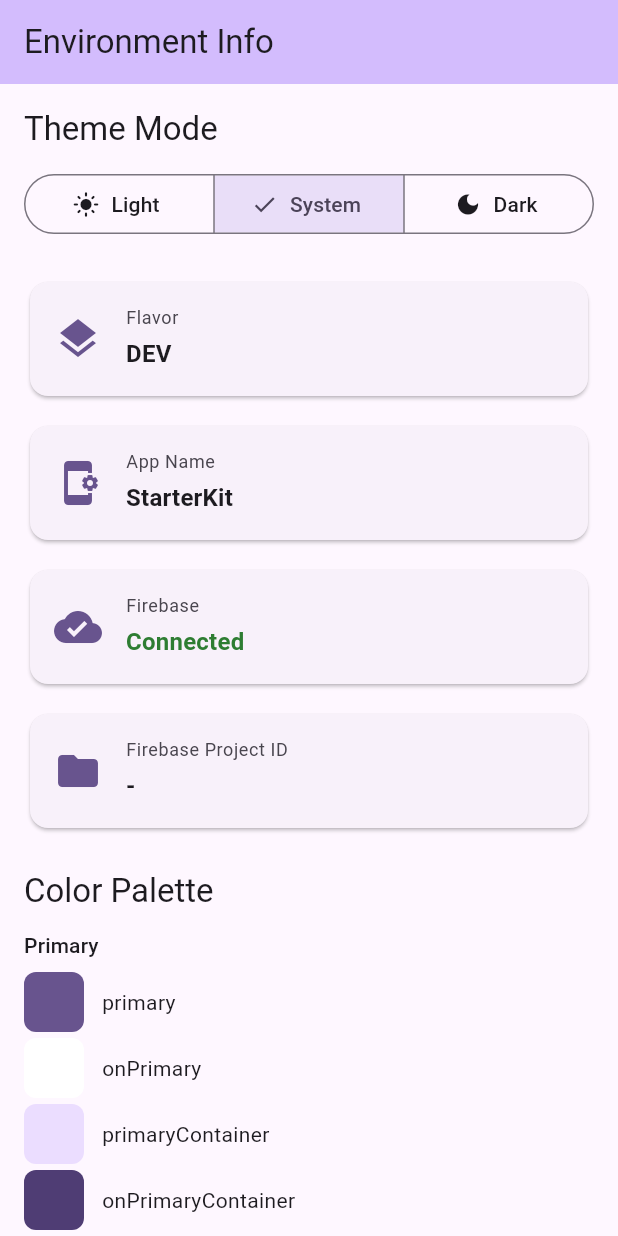
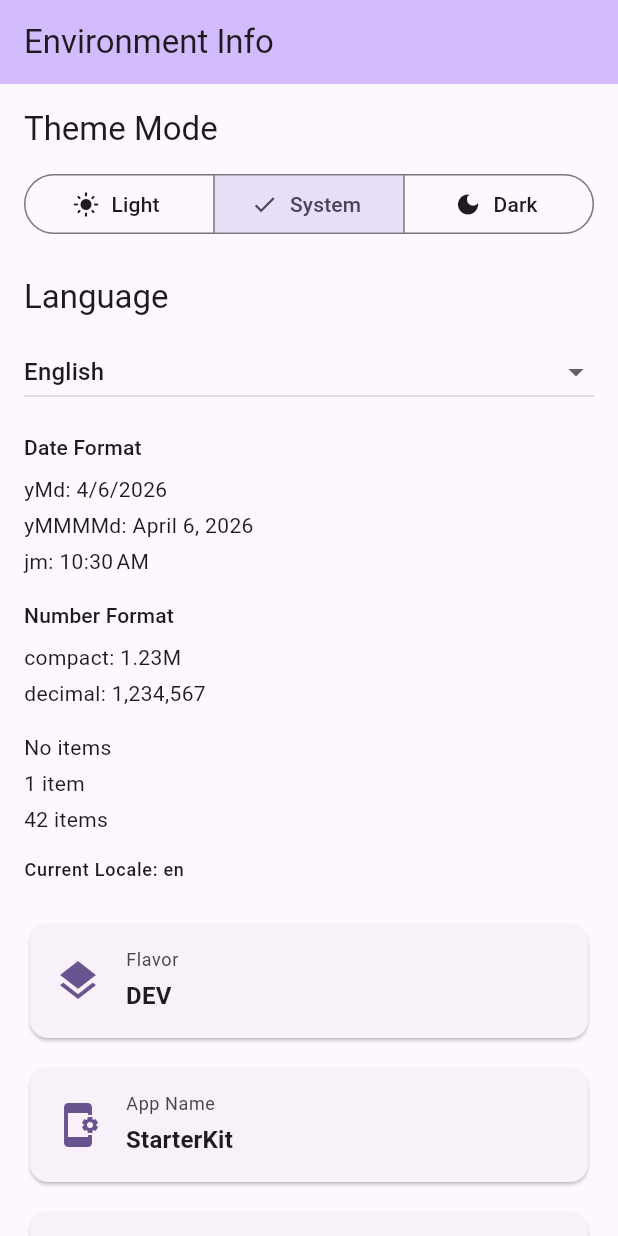
Before and after one commit to woodkill/flutter-firebase-starter-kit, a Flutter app: the screen it shows after launch, on a phone screen of 412 x 824 dp. Run offline on Flutter 3.47's test engine with Material 3 defaults, Android fonts, the phone set to English and light mode, and no system bars; our stand-ins replace firebase_auth, firebase_core, flutter_riverpod, freezed_annotation, gap, riverpod_annotation and 1 more; accounts and stored records are empty; generated files the repository leaves out were written again.

Commit message:
feat(04-03): EnvironmentInfoScreen i18n 전환 + 쇼케이스 섹션 추가
- 사용자 노출 문자열(AppBar 타이틀, 테마 모드, Firebase 상태 등)을 ARB 키로 교체
- _ThemeToggleSection을 ConsumerWidget으로 전환하여 ref 파라미터 제거
- _LanguageSection ConsumerWidget 추가: 언어 선택 드롭다운 + 날짜/숫자/plural 포맷 라이브 예제
- 위젯 테스트에 pumpAndSettle + skipOffstage 적용하여 l10n + 스크롤 대응

Co-Authored-By: Claude Opus 4.6 (1M context) <noreply@anthropic.com>

```diff
--- a/lib/features/home/presentation/environment_info_screen.dart
+++ b/lib/features/home/presentation/environment_info_screen.dart
@@ -2,15 +2,20 @@ import 'package:flutter/material.dart';
 import 'package:flutter_riverpod/flutter_riverpod.dart';
 import 'package:gap/gap.dart';
 
+import '../../../core/l10n/intl_extensions.dart';
+import '../../../core/l10n/l10n_extensions.dart';
+import '../../../core/providers/locale_provider.dart';
 import '../../../core/providers/theme_provider.dart';
 import '../../../core/theme/theme_extensions.dart';
+import '../../../l10n/generated/app_localizations.dart';
 
 /// 현재 빌드 환경 정보와 디자인 토큰 쇼케이스를 표시하는 화면.
 ///
 /// Flavor, App Name, Firebase 연결 상태, Firebase Project ID를
 /// 카드 형태로 표시하고, 디자인 토큰(컬러, 타이포그래피, 스페이싱)의
-/// 시각적 쇼케이스와 테마 전환 토글을 제공한다.
-/// 개발/QA 환경에서 현재 빌드 환경과 디자인 시스템을 확인하는 용도이다.
+/// 시각적 쇼케이스와 테마 전환 토글, 언어 선택 드롭다운을 제공한다.
+/// 개발/QA 환경에서 현재 빌드 환경과 디자인 시스템, i18n 동작을
+/// 확인하는 용도이다.
 class EnvironmentInfoScreen extends ConsumerWidget {
   /// 환경 정보 화면을 생성한다.
   const EnvironmentInfoScreen({
@@ -34,16 +39,19 @@ class EnvironmentInfoScreen extends ConsumerWidget {
     );
 
     final spacing = context.appSpacing;
+    final l10n = context.l10n;
 
     return Scaffold(
       appBar: AppBar(
-        title: const Text('Environment Info'),
+        title: Text(l10n.homeEnvironmentInfo),
         backgroundColor: context.colorScheme.inversePrimary,
       ),
       body: ListView(
         padding: EdgeInsets.all(spacing.lg),
         children: [
-          _ThemeToggleSection(ref: ref),
+          const _ThemeToggleSection(),
+          Gap(spacing.xl),
+          const _LanguageSection(),
           Gap(spacing.xl),
           _EnvironmentCard(
             icon: Icons.layers,
@@ -63,8 +71,8 @@ class EnvironmentInfoScreen extends ConsumerWidget {
                 : Icons.cloud_off,
             label: 'Firebase',
             value: isFirebaseInitialized
-                ? 'Connected'
-                : 'Not Connected',
+                ? l10n.homeFirebaseConnected
+                : l10n.homeFirebaseNotConnected,
             valueColor: isFirebaseInitialized
                 ? context.appColors.success
                 : context.appColors.warning,
@@ -89,41 +97,40 @@ class EnvironmentInfoScreen extends ConsumerWidget {
 }
 
 /// 라이트/시스템/다크 테마를 전환하는 [SegmentedButton] 토글 섹션.
-class _ThemeToggleSection extends StatelessWidget {
-  const _ThemeToggleSection({required this.ref});
-
-  final WidgetRef ref;
+class _ThemeToggleSection extends ConsumerWidget {
+  const _ThemeToggleSection();
 
   @override
-  Widget build(BuildContext context) {
+  Widget build(BuildContext context, WidgetRef ref) {
     final currentMode = ref.watch(themeProvider);
+    final l10n = context.l10n;
 
     return Column(
       crossAxisAlignment: CrossAxisAlignment.start,
       children: [
         Text(
-          'Theme Mode',
+          l10n.homeThemeMode,
           style: context.appTypography.titleLarge,
         ),
         Gap(context.appSpacing.md),
         SizedBox(
           width: double.infinity,
           child: SegmentedButton<ThemeMode>(
-            segments: const [
+            segments: [
               ButtonSegment(
                 value: ThemeMode.light,
-                icon: Icon(Icons.light_mode),
-                label: Text('Light'),
+                icon: const Icon(Icons.light_mode),
+                label: Text(l10n.homeThemeLight),
               ),
               ButtonSegment(
                 value: ThemeMode.system,
-                icon: Icon(Icons.brightness_auto),
-                label: Text('System'),
+                icon: const Icon(Icons.brightness_auto),
+                label: Text(l10n.homeThemeSystem),
               ),
               ButtonSegment(
                 value: ThemeMode.dark,
-                icon: Icon(Icons.dark_mode),
-                label: Text('Dark'),
+                icon: const Icon(Icons.dark_mode),
+                label: Text(l10n.homeThemeDark),
               ),
             ],
             selected: {currentMode},
@@ -136,6 +143,117 @@ class _ThemeToggleSection extends StatelessWidget {
         ),
       ],
     );
+  }
+}
+
+/// 언어 선택 드롭다운과 i18n 포맷 쇼케이스를 표시하는 섹션.
+///
+/// [AppLocalizations.supportedLocales] 기반의 드롭다운으로 언어를 전환하고,
+/// 날짜/숫자/plural 포맷의 라이브 예제를 표시한다.
+class _LanguageSection extends ConsumerWidget {
+  const _LanguageSection();
+
+  @override
+  Widget build(BuildContext context, WidgetRef ref) {
+    final currentLocale = ref.watch(localeProvider);
+    final spacing = context.appSpacing;
+    final l10n = context.l10n;
+    final now = DateTime.now();
+
+    return Column(
+      crossAxisAlignment: CrossAxisAlignment.start,
+      children: [
+        Text(
+          l10n.homeLanguage,
+          style: context.appTypography.titleLarge,
+        ),
+        Gap(spacing.md),
+        // 언어 선택 드롭다운
+        DropdownButton<Locale>(
+          value: currentLocale,
+          isExpanded: true,
+          items: AppLocalizations.supportedLocales.map((locale) {
+            return DropdownMenuItem(
+              value: locale,
+              child: Text(_localeDisplayName(locale)),
+            );
+          }).toList(),
+          onChanged: (locale) {
+            if (locale != null) {
+              ref.read(localeProvider.notifier).setLocale(locale);
+            }
+          },
+        ),
+        Gap(spacing.lg),
+        // 날짜 포맷 라이브 예제
+        Text(
+          l10n.showcaseDateFormat,
+          style: context.appTypography.titleSmall,
+        ),
+        Gap(spacing.sm),
+        Text(
+          'yMd: ${now.formatYMD(currentLocale.languageCode)}',
+          style: context.appTypography.bodyMedium,
+        ),
+        Gap(spacing.xs),
+        Text(
+          'yMMMMd: ${now.formatYMMMMd(currentLocale.languageCode)}',
+          style: context.appTypography.bodyMedium,
+        ),
+        Gap(spacing.xs),
+        Text(
+          'jm: ${now.formatJm(currentLocale.languageCode)}',
+          style: context.appTypography.bodyMedium,
+        ),
+        Gap(spacing.lg),
+        // 숫자 포맷 라이브 예제
+        Text(
+          l10n.showcaseNumberFormat,
+          style: context.appTypography.titleSmall,
+        ),
+        Gap(spacing.sm),
+        Text(
+          'compact: ${1234567.formatCompact(currentLocale.languageCode)}',
+          style: context.appTypography.bodyMedium,
+        ),
+        Gap(spacing.xs),
+        Text(
+          'decimal: ${1234567.formatDecimal(currentLocale.languageCode)}',
+          style: context.appTypography.bodyMedium,
+        ),
+        Gap(spacing.lg),
+        // Plural 예제
+        Text(
+          l10n.showcaseItemCount(0),
+          style: context.appTypography.bodyMedium,
+        ),
+        Gap(spacing.xs),
+        Text(
+          l10n.showcaseItemCount(1),
+          style: context.appTypography.bodyMedium,
+        ),
+        Gap(spacing.xs),
+        Text(
+          l10n.showcaseItemCount(42),
+          style: context.appTypography.bodyMedium,
+        ),
+        Gap(spacing.lg),
+        // 현재 로케일 표시
+        Text(
+          '${l10n.showcaseCurrentLocale}: ${currentLocale.languageCode}',
+          style: context.appTypography.labelMedium,
+        ),
+      ],
+    );
+  }
+
+  /// [Locale]을 사용자 친화적인 표시 이름으로 변환한다.
+  String _localeDisplayName(Locale locale) {
+    return switch (locale.languageCode) {
+      'en' => 'English',
+      'ko' => '한국어',
+      _ => locale.languageCode,
+    };
   }
 }
 
@@ -168,7 +286,7 @@ class _ColorPaletteSection extends StatelessWidget {
       crossAxisAlignment: CrossAxisAlignment.start,
       children: [
         Text(
-          'Color Palette',
+          context.l10n.homeColorPalette,
           style: context.appTypography.titleLarge,
         ),
         Gap(spacing.md),
@@ -420,7 +538,7 @@ class _TypographySection extends StatelessWidget {
       crossAxisAlignment: CrossAxisAlignment.start,
       children: [
         Text(
-          'Typography',
+          context.l10n.homeTypography,
           style: typography.titleLarge,
         ),
         Gap(spacing.md),
@@ -531,7 +649,7 @@ class _SpacingSection extends StatelessWidget {
       crossAxisAlignment: CrossAxisAlignment.start,
       children: [
         Text(
-          'Spacing',
+          context.l10n.homeSpacing,
           style: context.appTypography.titleLarge,
         ),
         Gap(spacing.md),
```
Also changed, not shown: 1 other file.
